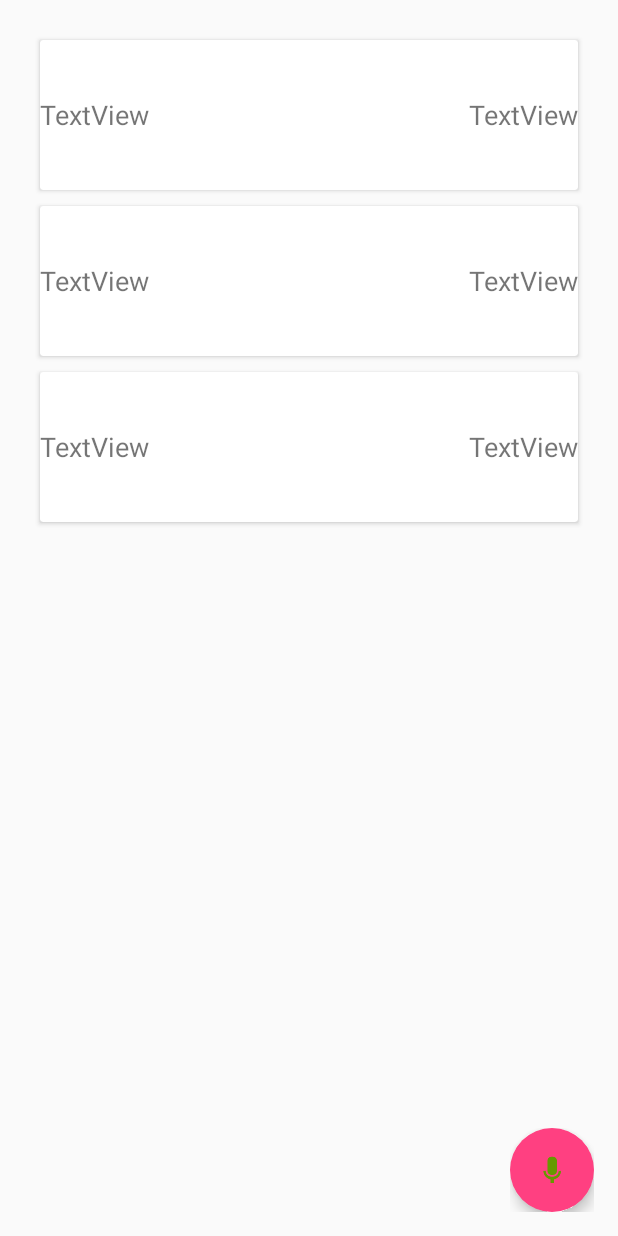
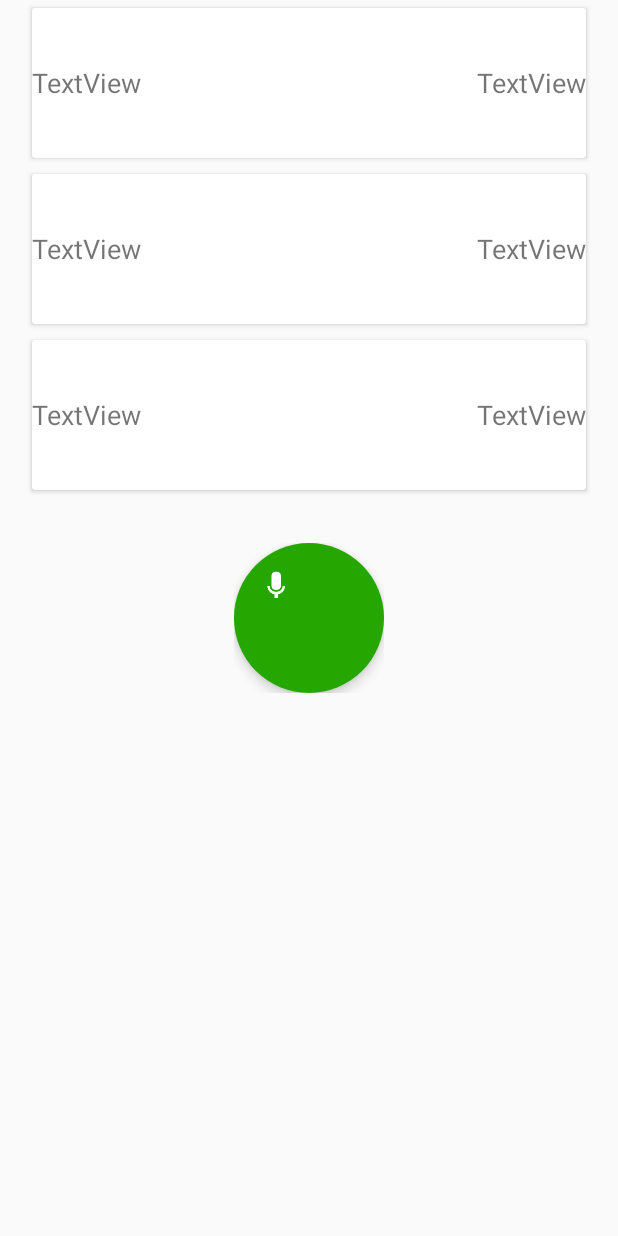
Before and after one commit to smoreno35/RecOne, an Android app: the layout activity_main.xml on its own in the app's theme, with its tools: preview values and no code run, on a phone screen of 412 x 824 dp. Run offline under Robolectric (Android 15) with nearby library versions, the phone set to English and light mode, and no system bars; plain views replace FABProgressCircle.

Commit message:
He cambiado color microfono

```diff
--- a/app/src/main/res/layout/activity_main.xml
+++ b/app/src/main/res/layout/activity_main.xml
@@ -8,38 +8,40 @@
     android:paddingBottom="@dimen/activity_vertical_margin"
     android:paddingLeft="@dimen/activity_horizontal_margin"
     android:paddingRight="@dimen/activity_horizontal_margin"
-    android:paddingTop="@dimen/activity_vertical_margin"
     tools:context="com.example.sebastian.recone.MainActivity">
+
+    <android.support.v7.widget.RecyclerView
+        android:id="@+id/messages_list"
+        android:layout_width="match_parent"
+        android:layout_height="match_parent"
+        android:clipToPadding="false"
+        android:scrollbars="vertical"
+        tools:listitem="@layout/item_list"
+        android:layout_alignParentBottom="true"
+        android:layout_alignParentLeft="true"
+        android:layout_alignParentStart="true"
+        android:layout_marginBottom="11dp" />
 
     <com.github.jorgecastilloprz.FABProgressCircle
         android:id="@+id/fabProgressCircle"
         android:layout_width="wrap_content"
         android:layout_height="wrap_content"
-        android:layout_alignParentBottom="true"
-        android:layout_alignParentRight="true"
-        android:layout_alignParentEnd="true">
+        android:layout_marginRight="18dp"
+        android:layout_marginEnd="18dp"
+        android:layout_centerHorizontal="true"
+        android:layout_centerVertical="true">
 
         <!-- You can change it with the fab from the library you want to use -->
         <android.support.design.widget.FloatingActionButton
             android:id="@+id/ibtn"
-            android:layout_width="wrap_content"
-            android:layout_height="wrap_content"
-            android:src="@drawable/ic_action_mic"
-            app:rippleColor="@color/colorAccent"
+            android:layout_width="100dp"
+            android:layout_height="100dp"
+            android:src="@drawable/ic_action_mic2"
+            app:rippleColor="@color/colorPrimary"
             app:elevation="5dp"
             app:borderWidth="0dp"
             />
 
     </com.github.jorgecastilloprz.FABProgressCircle>
 
-    <android.support.v7.widget.RecyclerView
-        android:id="@+id/messages_list"
-        android:layout_width="match_parent"
-        android:layout_height="match_parent"
-        android:layout_alignParentTop="true"
-        android:clipToPadding="false"
-        android:padding="5dp"
-        android:scrollbars="vertical"
-        tools:listitem="@layout/item_list" />
-
 </RelativeLayout>
--- a/app/src/main/res/values/colors.xml
+++ b/app/src/main/res/values/colors.xml
@@ -2,6 +2,6 @@
 <resources>
     <color name="colorPrimary">#3F51B5</color>
     <color name="colorPrimaryDark">#303F9F</color>
-    <color name="colorAccent">#FF4081</color>
+    <color name="colorAccent">#25a601</color>
     <color name="white">#FFF</color>
 </resources>
```
Also changed, not shown: app/src/main/res/drawable/ic_action_mic.png, app/src/main/res/drawable/ic_action_mic2.png (added).
